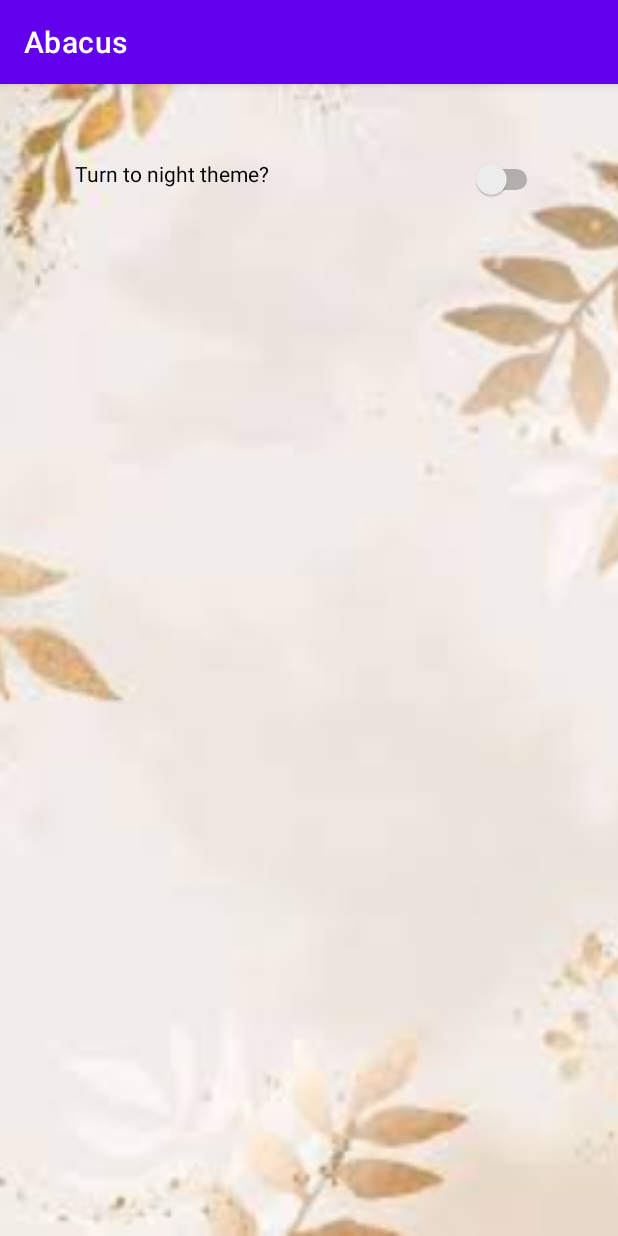
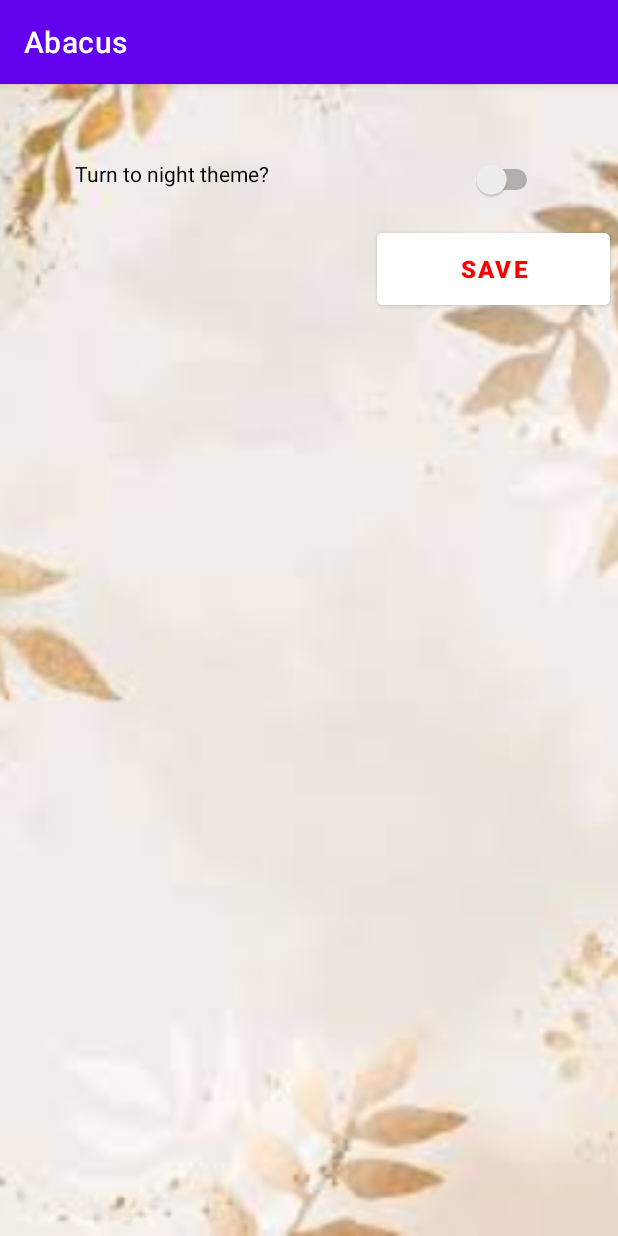
Before and after one commit to Alecfyz/MySecondLesson, an Android app: the SettingsActivity screen opened directly, with no data from a screen before it, on a phone screen of 412 x 824 dp. Run offline under Robolectric (Android 15) with nearby library versions, the phone set to English and light mode, and no system bars.

Commit message:
Lesson5. Com3. Processing SettingsActivity interaction. Some code glance.

```diff
--- a/app/src/main/java/ru/gb/hiandroid/mysecondlesson/SettingsActivity.java
+++ b/app/src/main/java/ru/gb/hiandroid/mysecondlesson/SettingsActivity.java
@@ -7,7 +7,6 @@ import android.content.Intent;
 import android.os.Bundle;
 import android.util.Log;
 import android.widget.Button;
-import android.widget.CompoundButton;
 import android.widget.Switch;
 import android.widget.Toast;
 
@@ -16,7 +15,7 @@ public class SettingsActivity extends AppCompatActivity {
     static final String SETTINGS_ISNIGHT_EVAL_THEME_EXTRA_KEY = "IS_NIGHT_EVAL_SETTINGS";
     static boolean isNight;
     private Switch nightSwitcher;
-    private Button save_button;
+    private Button saveButton;
 
 
     @Override
@@ -33,7 +32,7 @@ public class SettingsActivity extends AppCompatActivity {
 
     private void setupSettings() {
 
-        save_button.setOnClickListener(v -> {
+        saveButton.setOnClickListener(v -> {
             Intent outData = new Intent();
             boolean isNightEval = nightSwitcher.isChecked();
             outData.putExtra(SETTINGS_ISNIGHT_EVAL_THEME_EXTRA_KEY, String.valueOf(isNightEval));
@@ -44,7 +43,7 @@ public class SettingsActivity extends AppCompatActivity {
 
     private void initSettings() {
         nightSwitcher = findViewById(R.id.nightSwither);
-        save_button = findViewById(R.id.save_button);
+        saveButton = findViewById(R.id.save_button);
     }
 
     private void fillSettings(Intent data) {
--- a/app/src/main/res/layout/activity_settings.xml
+++ b/app/src/main/res/layout/activity_settings.xml
@@ -3,8 +3,7 @@
     xmlns:app="http://schemas.android.com/apk/res-auto"
     xmlns:tools="http://schemas.android.com/tools"
     android:layout_width="match_parent"
-    android:layout_height="match_parent"
-    >
+    android:layout_height="match_parent">
 
     <androidx.appcompat.widget.AppCompatImageView
         android:layout_width="match_parent"
@@ -21,19 +20,17 @@
         tools:context=".MainActivity">
 
 
-
         <Switch
             android:id="@+id/nightSwither"
             android:layout_width="match_parent"
-            android:layout_height="match_parent"
-            android:text="@string/isNightTheme"
+            android:layout_height="wrap_content"
             android:layout_marginStart="@dimen/layout_margin_right_text_view"
+            android:layout_marginTop="@dimen/layout_margin_top"
             android:layout_marginEnd="@dimen/layout_margin_right_text_view"
-            android:layout_marginTop="@dimen/layout_margin_top"
+            android:checked="false"
+            android:focusedByDefault="true"
             android:gravity="start"
-            android:focusedByDefault="true"
-            android:checked="false"
-            ></Switch>
+            android:text="@string/isNightTheme"></Switch>
 
 
         <com.google.android.material.button.MaterialButton
--- a/app/src/main/res/values/dimens.xml
+++ b/app/src/main/res/values/dimens.xml
@@ -18,6 +18,6 @@
     <dimen name="button_regular_margin_top">16dp</dimen>
     <dimen name="layout_margin_vertical_text_view">20dp</dimen>
     <dimen name="tv_layout_width">173dp</dimen>
-    <dimen name="settings_buttons_textsize">22sp</dimen>
+    <dimen name="settings_buttons_textsize">16sp</dimen>
     <dimen name="addition_buttons_textsize">16sp</dimen>
 </resources>
```
Also changed, not shown: app/src/main/java/ru/gb/hiandroid/mysecondlesson/MainActivity.java (+22 -5 lines).
